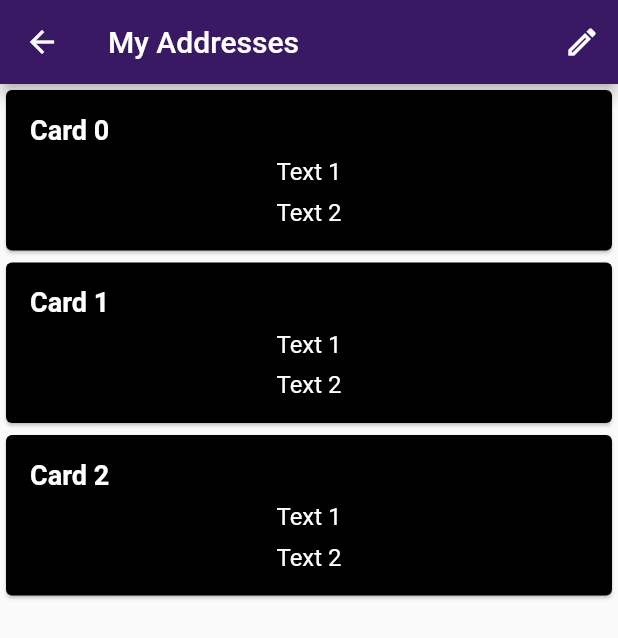
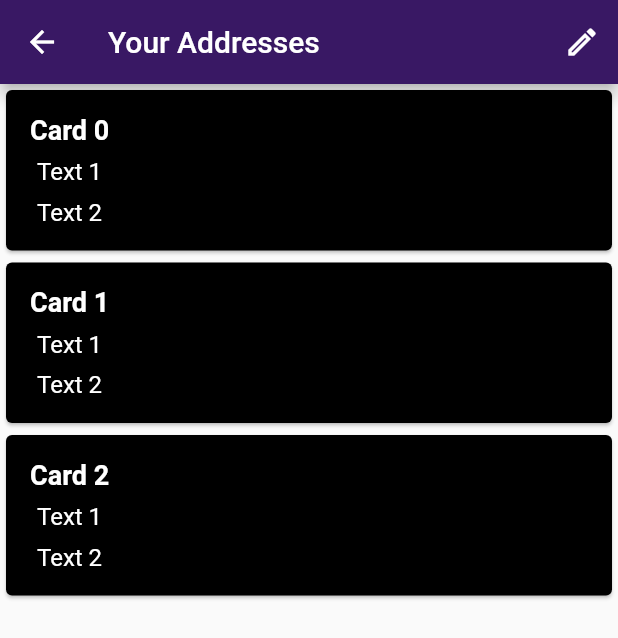
Before and after one commit to MajdEddinAlabed/Bareek-Event, a Flutter app: the AddressesListScreen screen opened by its route, on a phone screen of 412 x 824 dp. Shown: the top 638 px of the screen. Run offline on Flutter 3.47's test engine with Material 2 defaults, Android fonts, the phone set to English and light mode, and no system bars; our stand-ins replace carousel_slider; network calls fail.

Commit message:
The commented code is me working on the remove button but it's not working so I added the working one and commented the other one

```diff
--- a/lib/pages/addresses_list_screen.dart
+++ b/lib/pages/addresses_list_screen.dart
@@ -9,10 +9,9 @@ class AddressesListScreen extends StatefulWidget {
 }
 
 class _AddressesListScreenState extends State<AddressesListScreen> {
-  String pageTitle = 'My Addresses';
+  String pageTitle = 'Your Addresses';
   int count = 3;
-  bool showCheckboxes = false;
-  List<bool> checked = List.filled(3, false);
+
 
   @override
   Widget build(BuildContext context) {
@@ -26,9 +25,7 @@ class _AddressesListScreenState extends State<AddressesListScreen> {
               if (value == 'addAddress') {
                 addAddress();
               } else if (value == 'removeAddress') {
-                setState(() {
-                  showCheckboxes = true;
-                });
+                // Do something when removeAddress is selected.
               }
             },
             itemBuilder: (BuildContext context) => [
@@ -44,22 +41,6 @@ class _AddressesListScreenState extends State<AddressesListScreen> {
           ),
         ],
       ),
-      floatingActionButton: showCheckboxes
-          ? FloatingActionButton(
-              onPressed: () {
-                setState(() {
-                  for (int i = checked.length - 1; i >= 0; i--) {
-                    if (checked[i]) {
-                      count--;
-                      checked.removeAt(i);
-                    }
-                  }
-                  showCheckboxes = false;
-                });
-              },
-              child: const Icon(Icons.delete),
-            )
-          : null,
       body: Stack(
         children: [
           addressesCard(),
@@ -83,26 +64,12 @@ class _AddressesListScreenState extends State<AddressesListScreen> {
                   style: const TextStyle(color: Colors.white),
                   child: Column(
                     children: [
-                      Row(
-                        mainAxisAlignment: MainAxisAlignment.spaceBetween,
-                        children: [
                       Text(
                         'Card $index',
                         style: const TextStyle(
                           fontSize: 18.0,
                           fontWeight: FontWeight.bold,
                         ),
-                          ),
-                          if (showCheckboxes)
-                            Checkbox(
-                              value: checked[index],
-                              onChanged: (value) {
-                                setState(() {
-                                  checked[index] = value!;
-                                });
-                              },
-                            ),
-                        ],
                       ),
                       const SizedBox(height: 8.0),
                       const Text(
@@ -124,11 +91,145 @@ class _AddressesListScreenState extends State<AddressesListScreen> {
       },
     );
   }
-
   void addAddress() {
     setState(() {
       count++;
-      checked.add(false);
     });
   }
 }
+
+
+// import 'package:flutter/material.dart';
+
+// class AddressesListScreen extends StatefulWidget {
+//   static String name = '/addresses_list_screen';
+//   const AddressesListScreen({super.key});
+
+//   @override
+//   State<AddressesListScreen> createState() => _AddressesListScreenState();
+// }
+
+// class _AddressesListScreenState extends State<AddressesListScreen> {
+//   String pageTitle = 'My Addresses';
+//   int count = 3;
+//   bool showCheckboxes = false;
+//   List<bool> checked = List.filled(3, false);
+
+//   @override
+//   Widget build(BuildContext context) {
+//     return Scaffold(
+//       appBar: AppBar(
+//         title: Text(pageTitle),
+//         actions: [
+//           PopupMenuButton(
+//             icon: const Icon(Icons.edit_outlined),
+//             onSelected: (value) {
+//               if (value == 'addAddress') {
+//                 addAddress();
+//               } else if (value == 'removeAddress') {
+//                 setState(() {
+//                   showCheckboxes = true;
+//                 });
+//               }
+//             },
+//             itemBuilder: (BuildContext context) => [
+//               const PopupMenuItem(
+//                 value: 'addAddress',
+//                 child: Text('Add new address'),
+//               ),
+//               const PopupMenuItem(
+//                 value: 'removeAddress',
+//                 child: Text('Remove address'),
+//               ),
+//             ],
+//           ),
+//         ],
+//       ),
+//       floatingActionButton: showCheckboxes
+//           ? FloatingActionButton(
+//               onPressed: () {
+//                 setState(() {
+//                   for (int i = checked.length - 1; i >= 0; i--) {
+//                     if (checked[i]) {
+//                       count--;
+//                       checked.removeAt(i);
+//                     }
+//                   }
+//                   showCheckboxes = false;
+//                 });
+//               },
+//               child: const Icon(Icons.delete),
+//             )
+//           : null,
+//       body: Stack(
+//         children: [
+//           addressesCard(),
+//         ],
+//       ),
+//     );
+//   }
+
+//   Widget addressesCard() {
+//     return ListView.builder(
+//       itemCount: count,
+//       itemBuilder: (BuildContext context, int index) {
+//         return Card(
+//           color: Colors.black,
+//           child: Padding(
+//             padding: const EdgeInsets.all(16.0),
+//             child: Column(
+//               crossAxisAlignment: CrossAxisAlignment.start,
+//               children: <Widget>[
+//                 DefaultTextStyle(
+//                   style: const TextStyle(color: Colors.white),
+//                   child: Column(
+//                     children: [
+//                       Row(
+//                         mainAxisAlignment: MainAxisAlignment.spaceBetween,
+//                         children: [
+//                           Text(
+//                             'Card $index',
+//                             style: const TextStyle(
+//                               fontSize: 18.0,
+//                               fontWeight: FontWeight.bold,
+//                             ),
+//                           ),
+//                           if (showCheckboxes)
+//                             Checkbox(
+//                               value: checked[index],
+//                               onChanged: (value) {
+//                                 setState(() {
+//                                   checked[index] = value!;
+//                                 });
+//                               },
+//                             ),
+//                         ],
+//                       ),
+//                       const SizedBox(height: 8.0),
+//                       const Text(
+//                         'Text 1',
+//                         style: TextStyle(fontSize: 16.0),
+//                       ),
+//                       const SizedBox(height: 8.0),
+//                       const Text(
+//                         'Text 2',
+//                         style: TextStyle(fontSize: 16.0),
+//                       ),
+//                     ],
+//                   ),
+//                 ),
+//               ],
+//             ),
+//           ),
+//         );
+//       },
+//     );
+//   }
+
+//   void addAddress() {
+//     setState(() {
+//       count++;
+//       checked.add(false);
+//     });
+//   }
+// }
```
Lines whose indentation alone changed are shown as unchanged.
